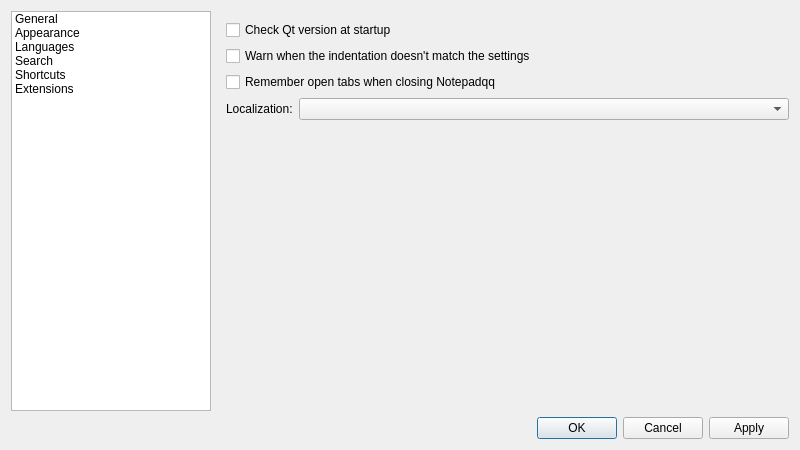
Qt form src/ui/frmpreferences.ui (notepadqq/notepadqq) before a commit.
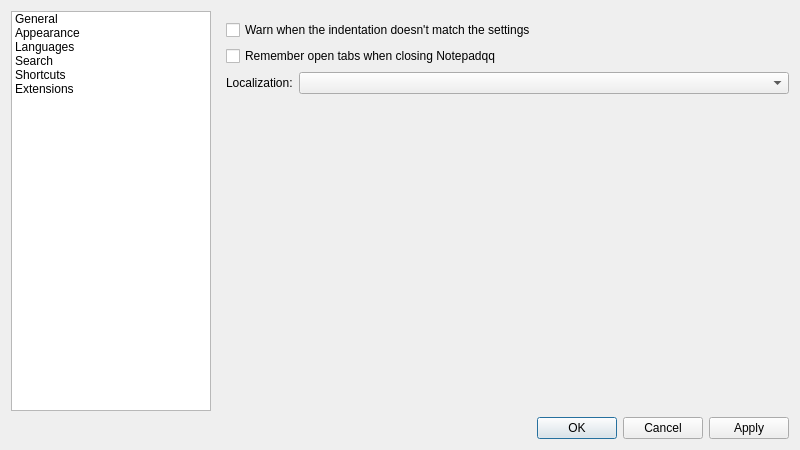
The same form after that commit. Icons and pictures are not drawn.

Diff of the .ui file:
```diff
--- a/src/ui/frmpreferences.ui
+++ b/src/ui/frmpreferences.ui
@@ -99,13 +99,6 @@
          <property name="bottomMargin">
           <number>0</number>
          </property>
-         <item>
-          <widget class="QCheckBox" name="chkCheckQtVersionAtStartup">
-           <property name="text">
-            <string>Check Qt version at startup</string>
-           </property>
-          </widget>
-         </item>
          <item>
           <widget class="QCheckBox" name="chkWarnForDifferentIndentation">
            <property name="text">
```
